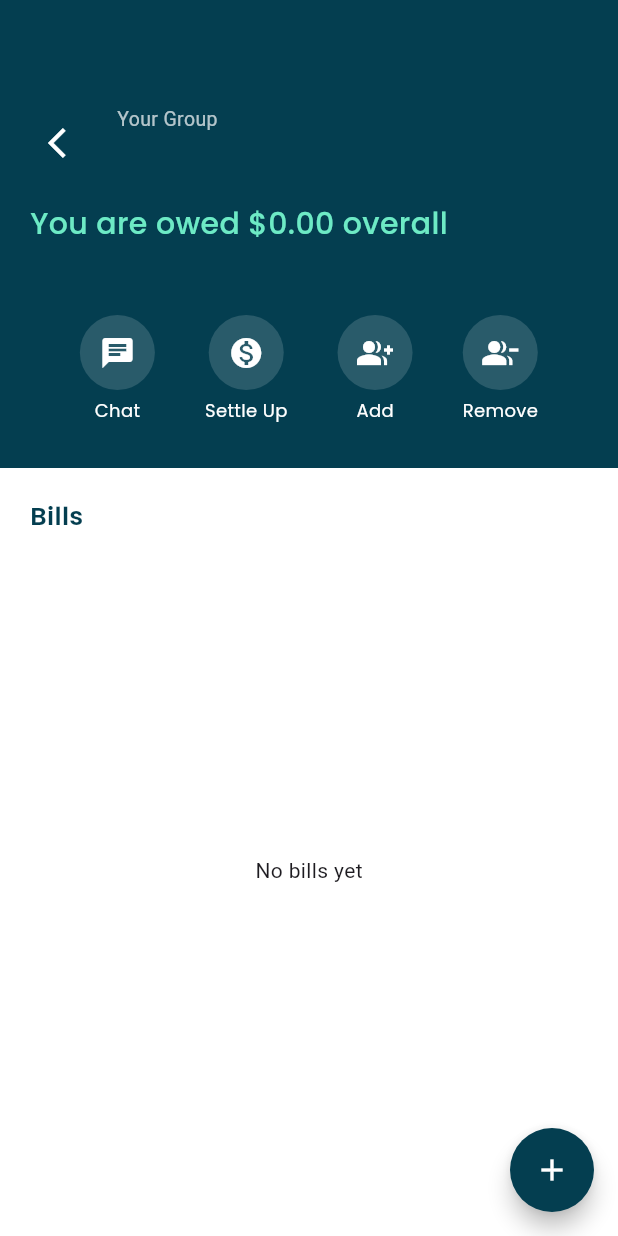
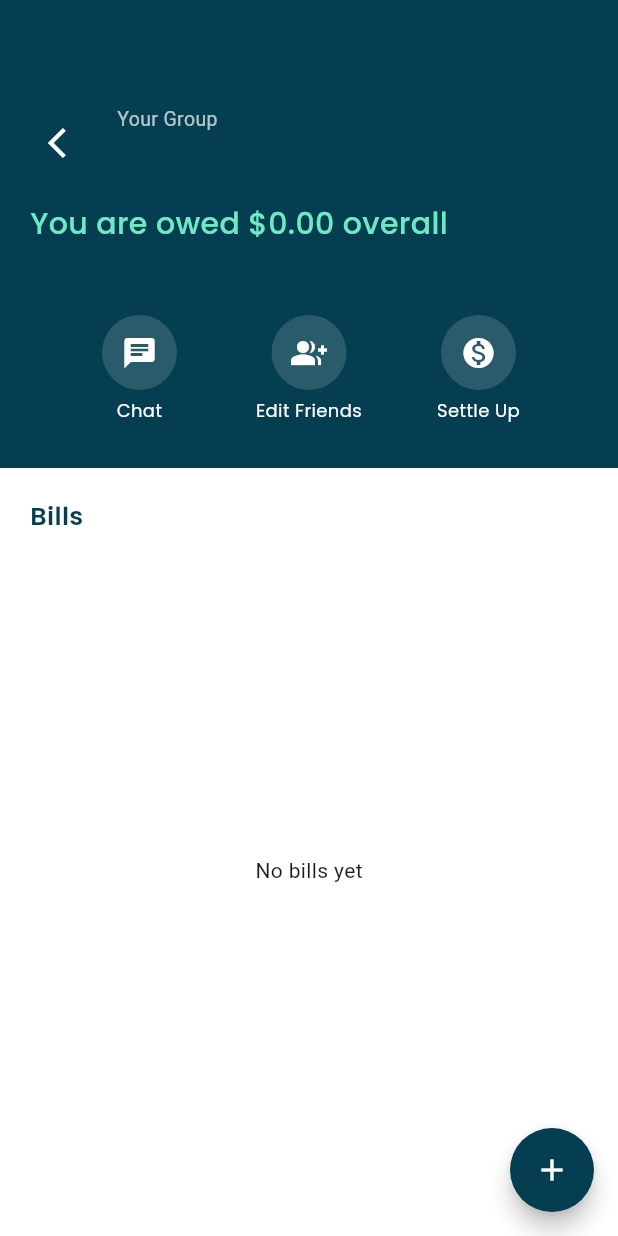
Before and after one commit to KugleBlitz007/SplitGasy, a Flutter app: the GroupPage screen opened directly with empty values, on a phone screen of 412 x 824 dp. Run offline on Flutter 3.47's test engine with Material 3 defaults, Android fonts, the phone set to English and light mode, and no system bars; our stand-ins replace cloud_firestore, firebase_auth, firebase_core, flutter_dotenv, google_fonts, google_sign_in; accounts and stored records are empty.

Commit message:
Centered the buttons in group page

```diff
--- /dev/null
+++ b/devtools_options.yaml
@@ -0,0 +1,3 @@
+description: This file stores settings for Dart & Flutter DevTools.
+documentation: https://docs.flutter.dev/tools/devtools/extensions#configure-extension-enablement-states
+extensions:
--- a/lib/pages/group_page.dart
+++ b/lib/pages/group_page.dart
@@ -22,7 +22,10 @@
   Widget _buildActionButton(String title, IconData icon, {VoidCallback? onTap}) {
     return GestureDetector(
       onTap: onTap,
+      child: SizedBox(
+        width: 80, // Fixed width for each button
         child: Column(
+          mainAxisSize: MainAxisSize.min, // Minimize the column's height
           children: [
             CircleAvatar(
               radius: 25,
@@ -36,8 +39,10 @@
                 color: Colors.white,
                 fontSize: 12,
               ),
+              textAlign: TextAlign.center, // Center the text
             ),
           ],
+        ),
       ),
     );
   }
@@ -257,10 +262,8 @@
                             ),
                           );
                         }),
-                        _buildActionButton("Settle Up", Icons.monetization_on, onTap: () {
-                          // TODO: Add "Settle Up" functionality for group page
-                        }),
-                        _buildActionButton("Add", Icons.group_add, onTap: () async {
+
+                        _buildActionButton("Edit Friends", Icons.group_add, onTap: () async {
                           // Fetch current group members
                           final groupDoc = await FirebaseFirestore.instance
                               .collection('groups')
@@ -290,9 +293,11 @@
                             }
                           }
                         }),
-                        _buildActionButton("Remove", Icons.group_remove, onTap: () {
-                          // TODO: Add "Remove" functionality for group page
+
+                        _buildActionButton("Settle Up", Icons.monetization_on, onTap: () {
+                          // TODO: Add "Settle Up" functionality for group page
                         }),
+
                       ],
                     ),
                   ],
```
Lines whose indentation alone changed are shown as unchanged.
